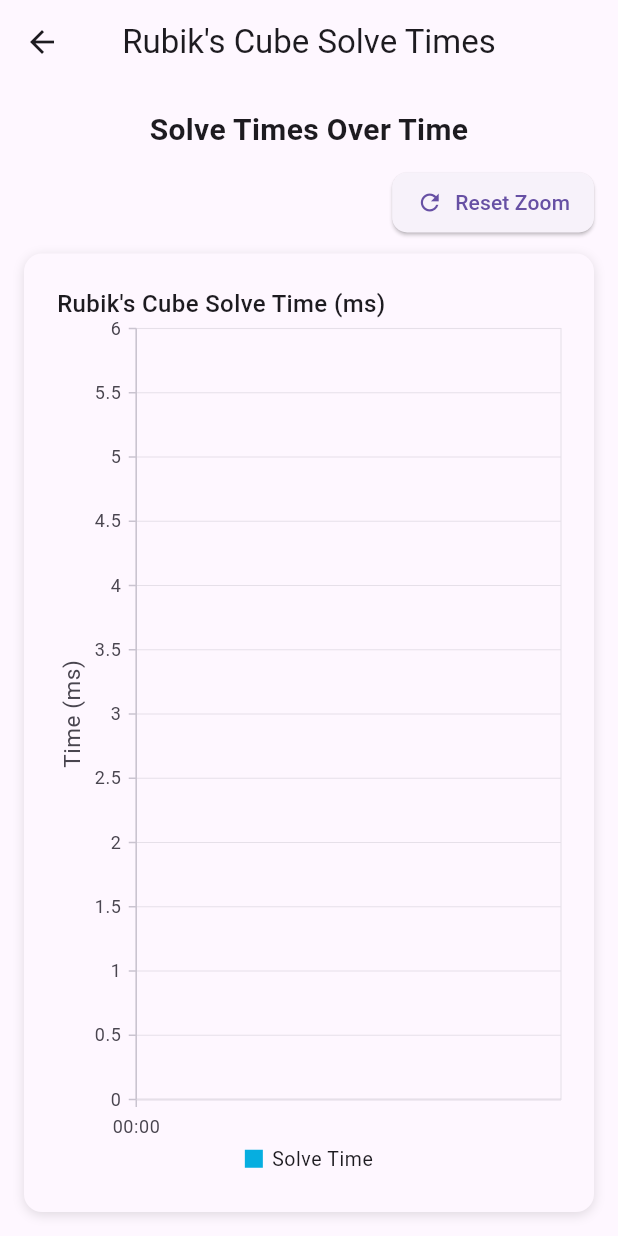
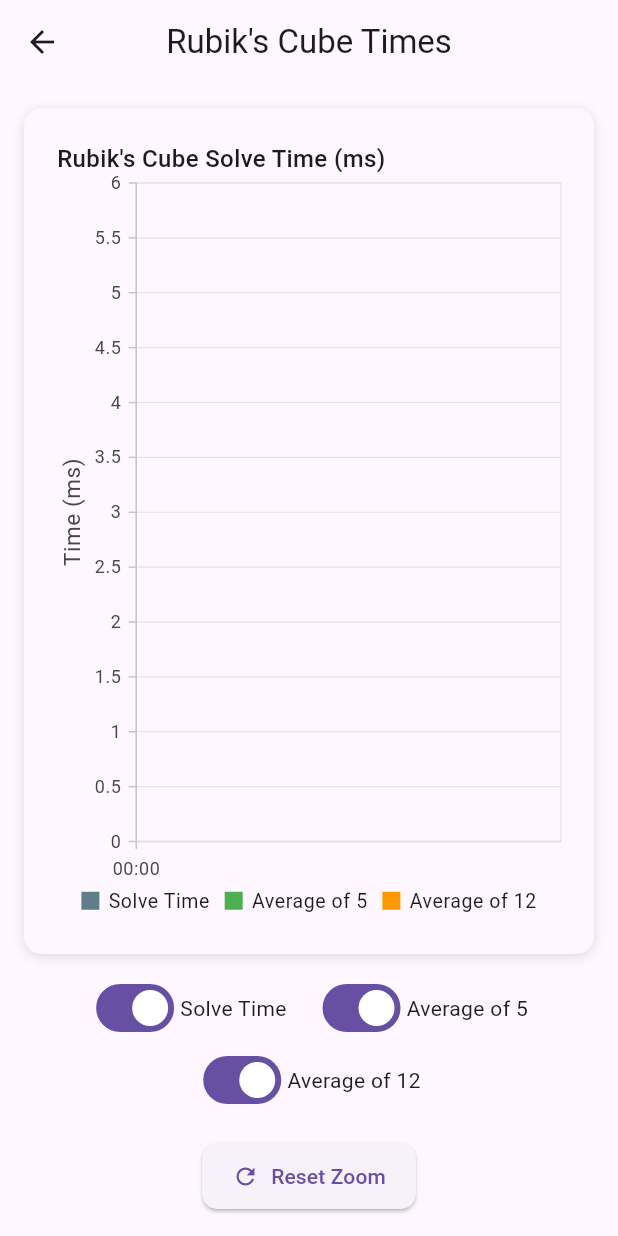
Before and after one commit to j4yu22/sctimer, a Flutter app: the GraphUI screen opened directly with empty values, on a phone screen of 412 x 824 dp. Run offline on Flutter 3.47's test engine with Material 3 defaults, Android fonts, the phone set to English and light mode, and no system bars; our stand-ins replace sqflite, syncfusion_flutter_charts; accounts and stored records are empty.

Commit message:
updated graph ui

```diff
--- a/lib/graphs_page/graph/graph_ui.dart
+++ b/lib/graphs_page/graph/graph_ui.dart
@@ -1,8 +1,109 @@
+// import 'package:flutter/material.dart';
+// import 'package:syncfusion_flutter_charts/charts.dart';
+// import 'graph_logic.dart';
+// // import 'path to solve data';
+//
+//
+// final ZoomPanBehavior zoomController = ZoomPanBehavior(
+//   enablePinching: true,
+//   enablePanning: true,
+//   zoomMode: ZoomMode.xy,
+// );
+//
+// class GraphUI extends StatelessWidget {
+//   final List<SolveData> solveData;
+//   const GraphUI({super.key, required this.solveData});
+//
+//   @override
+//   Widget build(BuildContext context) {
+//     return Scaffold(
+//       appBar: AppBar(
+//         title: const Text("Rubik's Cube Solve Times"),
+//         centerTitle: true,
+//       ),
+//       body: Padding(
+//         padding: const EdgeInsets.all(16.0),
+//         child: Column(
+//           crossAxisAlignment: CrossAxisAlignment.stretch,
+//           children: [
+//             // Title
+//             const Text(
+//               'Solve Times Over Time',
+//               style: TextStyle(fontSize: 20, fontWeight: FontWeight.bold),
+//               textAlign: TextAlign.center,
+//             ),
+//             const SizedBox(height: 10),
+//
+//             // Reset button
+//             Align(
+//               alignment: Alignment.centerRight,
+//               child: ElevatedButton.icon(
+//                 onPressed: () => zoomController.reset(),
+//                 icon: const Icon(Icons.refresh),
+//                 label: const Text('Reset Zoom'),
+//                 style: ElevatedButton.styleFrom(
+//                   padding: const EdgeInsets.symmetric(horizontal: 16, vertical: 10),
+//                   shape: RoundedRectangleBorder(
+//                     borderRadius: BorderRadius.circular(10),
+//                   ),
+//                 ),
+//               ),
+//             ),
+//             const SizedBox(height: 10),
+//
+//             // Graph
+//             Expanded(
+//               child: Container(
+//                 decoration: BoxDecoration(
+//                   color: Theme.of(context).cardColor,
+//                   borderRadius: BorderRadius.circular(12),
+//                   boxShadow: [
+//                     BoxShadow(
+//                       color: Colors.black12,
+//                       blurRadius: 6,
+//                       offset: Offset(0, 2),
+//                     ),
+//                   ],
+//                 ),
+//                 padding: const EdgeInsets.all(12),
+//                 child: SfCartesianChart(
+//                   zoomPanBehavior: zoomController,
+//                   title: ChartTitle(
+//                     text: 'Rubik\'s Cube Solve Time (ms)',
+//                     alignment: ChartAlignment.near,
+//                     textStyle: const TextStyle(fontSize: 16, fontWeight: FontWeight.w500),
+//                   ),
+//                   primaryXAxis: DateTimeAxis(),
+//                   primaryYAxis: NumericAxis(
+//                     title: AxisTitle(text: 'Time (ms)'),
+//                   ),
+//                   tooltipBehavior: TooltipBehavior(enable: true),
+//                   legend: Legend(isVisible: true),
+//                   series: <CartesianSeries<SolveData, DateTime>>[
+//                     LineSeries<SolveData, DateTime>(
+//                       dataSource: solveData,
+//                       xValueMapper: (data, _) => data.dateTime,
+//                       yValueMapper: (data, _) => data.solveTime,
+//                       name: 'Solve Time',
+//                       dataLabelSettings: const DataLabelSettings(isVisible: false),
+//                       markerSettings: const MarkerSettings(isVisible: true),
+//                     ),
+//                   ],
+//                 ),
+//               ),
+//             ),
+//           ],
+//         ),
+//       ),
+//     );
+//   }
+//
+// }
+//
+
 import 'package:flutter/material.dart';
 import 'package:syncfusion_flutter_charts/charts.dart';
 import 'graph_logic.dart';
-// import 'path to solve data';
-
 
 final ZoomPanBehavior zoomController = ZoomPanBehavior(
   enablePinching: true,
@@ -10,54 +111,89 @@ final ZoomPanBehavior zoomController = ZoomPanBehavior(
   zoomMode: ZoomMode.xy,
 );
 
-class GraphUI extends StatelessWidget {
+class GraphUI extends StatefulWidget {
   final List<SolveData> solveData;
-  const GraphUI({super.key, required this.solveData});
+  final List<SolveData> ao5Data;
+  final List<SolveData> ao12Data;
+
+  const GraphUI({
+    super.key,
+    required this.solveData,
+    required this.ao5Data,
+    required this.ao12Data,
+  });
+
+  @override
+  State<GraphUI> createState() => _GraphUIState();
+}
+
+class _GraphUIState extends State<GraphUI> {
+  bool showRaw = true;
+  bool showAo5 = true;
+  bool showAo12 = true;
 
   @override
   Widget build(BuildContext context) {
+    final List<CartesianSeries<SolveData, DateTime>> seriesList = [];
+
+    if (showRaw) {
+      seriesList.add(
+        LineSeries<SolveData, DateTime>(
+          dataSource: widget.solveData,
+          xValueMapper: (data, _) => data.dateTime,
+          yValueMapper: (data, _) => data.solveTime,
+          name: 'Solve Time',
+          color: Colors.blueGrey,
+          markerSettings: const MarkerSettings(isVisible: true),
+        ),
+      );
+    }
+
+    if (showAo5) {
+      seriesList.add(
+        LineSeries<SolveData, DateTime>(
+          dataSource: widget.ao5Data,
+          xValueMapper: (data, _) => data.dateTime,
+          yValueMapper: (data, _) => data.solveTime,
+          name: 'Average of 5',
+          color: Colors.green,
+          dashArray: <double>[5, 3],
+          markerSettings: const MarkerSettings(isVisible: false),
+        ),
+      );
+    }
+
+    if (showAo12) {
+      seriesList.add(
+        LineSeries<SolveData, DateTime>(
+          dataSource: widget.ao12Data,
+          xValueMapper: (data, _) => data.dateTime,
+          yValueMapper: (data, _) => data.solveTime,
+          name: 'Average of 12',
+          color: Colors.orange,
+          dashArray: <double>[2, 3],
+          markerSettings: const MarkerSettings(isVisible: false),
+        ),
+      );
+    }
+
     return Scaffold(
       appBar: AppBar(
-        title: const Text("Rubik's Cube Solve Times"),
+        title: const Text("Rubik's Cube Times"),
         centerTitle: true,
       ),
       body: Padding(
         padding: const EdgeInsets.all(16.0),
         child: Column(
-          crossAxisAlignment: CrossAxisAlignment.stretch,
           children: [
-            // Title
-            const Text(
-              'Solve Times Over Time',
-              style: TextStyle(fontSize: 20, fontWeight: FontWeight.bold),
-              textAlign: TextAlign.center,
-            ),
-            const SizedBox(height: 10),
-
-            // Reset button
-            Align(
-              alignment: Alignment.centerRight,
-              child: ElevatedButton.icon(
-                onPressed: () => zoomController.reset(),
-                icon: const Icon(Icons.refresh),
-                label: const Text('Reset Zoom'),
-                style: ElevatedButton.styleFrom(
-                  padding: const EdgeInsets.symmetric(horizontal: 16, vertical: 10),
-                  shape: RoundedRectangleBorder(
-                    borderRadius: BorderRadius.circular(10),
-                  ),
-                ),
-              ),
-            ),
-            const SizedBox(height: 10),
-
-            // Graph
+            // Chart
             Expanded(
               child: Container(
+                width: double.infinity,
                 decoration: BoxDecoration(
                   color: Theme.of(context).cardColor,
                   borderRadius: BorderRadius.circular(12),
-                  boxShadow: [
+                  boxShadow: const [
                     BoxShadow(
                       color: Colors.black12,
                       blurRadius: 6,
@@ -71,7 +207,10 @@ class GraphUI extends StatelessWidget {
                   title: ChartTitle(
                     text: 'Rubik\'s Cube Solve Time (ms)',
                     alignment: ChartAlignment.near,
-                    textStyle: const TextStyle(fontSize: 16, fontWeight: FontWeight.w500),
+                    textStyle: const TextStyle(
+                      fontSize: 16,
+                      fontWeight: FontWeight.w500,
+                    ),
                   ),
                   primaryXAxis: DateTimeAxis(),
                   primaryYAxis: NumericAxis(
@@ -79,16 +218,35 @@ class GraphUI extends StatelessWidget {
                   ),
                   tooltipBehavior: TooltipBehavior(enable: true),
                   legend: Legend(isVisible: true),
-                  series: <CartesianSeries<SolveData, DateTime>>[
-                    LineSeries<SolveData, DateTime>(
-                      dataSource: solveData,
-                      xValueMapper: (data, _) => data.dateTime,
-                      yValueMapper: (data, _) => data.solveTime,
-                      name: 'Solve Time',
-                      dataLabelSettings: const DataLabelSettings(isVisible: false),
-                      markerSettings: const MarkerSettings(isVisible: true),
-                    ),
-                  ],
+                  series: seriesList,
+                ),
+              ),
+            ),
+
+            const SizedBox(height: 12),
+
+            // Toggle Switches
+            Wrap(
+              alignment: WrapAlignment.center,
+              spacing: 20,
+              children: [
+                _buildToggle('Solve Time', showRaw, (val) => setState(() => showRaw = val)),
+                _buildToggle('Average of 5', showAo5, (val) => setState(() => showAo5 = val)),
+                _buildToggle('Average of 12', showAo12, (val) => setState(() => showAo12 = val)),
+              ],
+            ),
+
+            const SizedBox(height: 16),
+
+            // Reset Zoom Button
+            ElevatedButton.icon(
+              onPressed: () => zoomController.reset(),
+              icon: const Icon(Icons.refresh),
+              label: const Text('Reset Zoom'),
+              style: ElevatedButton.styleFrom(
+                padding: const EdgeInsets.symmetric(horizontal: 20, vertical: 12),
+                shape: RoundedRectangleBorder(
+                  borderRadius: BorderRadius.circular(10),
                 ),
               ),
             ),
@@ -98,4 +256,13 @@ class GraphUI extends StatelessWidget {
     );
   }
 
+  Widget _buildToggle(String label, bool value, ValueChanged<bool> onChanged) {
+    return Row(
+      mainAxisSize: MainAxisSize.min,
+      children: [
+        Switch(value: value, onChanged: onChanged),
+        Text(label),
+      ],
+    );
+  }
 }
```
Also changed, not shown: 1 other file.
